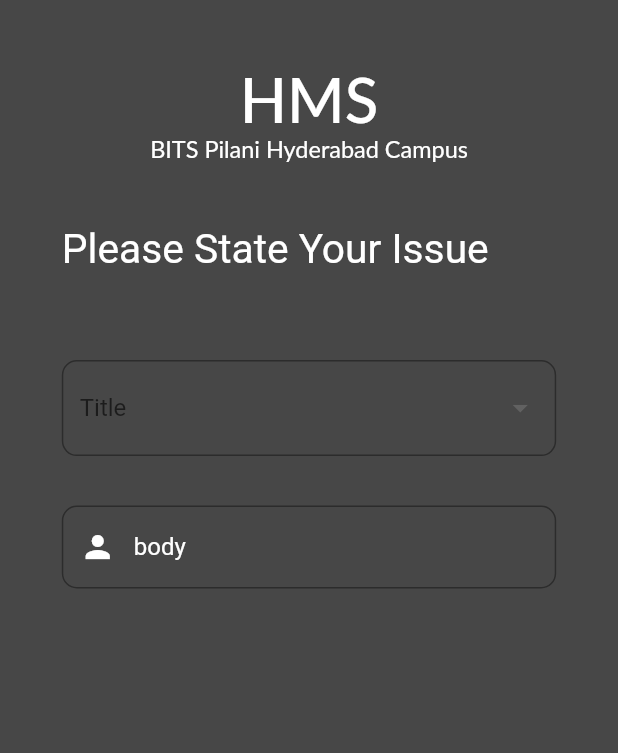
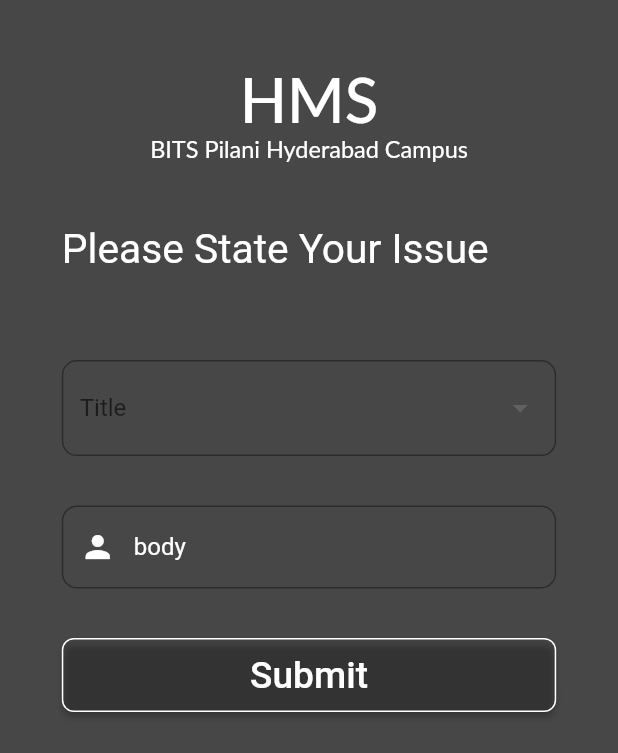
Before and after one commit to Ken2ky/HMS, a Flutter app: the Complaint screen opened directly, on a phone screen of 412 x 824 dp. Shown: the top 753 px of the screen. Run offline on Flutter 3.47's test engine with Material 2 defaults, Android fonts, the phone set to English and light mode, and no system bars; Roboto replaces fonts that are missing (Lato).

Commit message:
minor changes

```diff
--- a/lib/complaint.dart
+++ b/lib/complaint.dart
@@ -1,3 +1,4 @@
+import 'package:deadend/home.dart';
 import 'package:flutter/material.dart';
 
 class Complaint extends StatelessWidget {
@@ -10,7 +11,7 @@
     final h = size.height;
 
     final title = DropdownButtonFormField<String>(
-      items: <String>['Electric', 'Plumbing', 'Carpentry'].map((String value) {
+      items: <String>['Electric', 'Plumbing', 'Carpentry','Animal Issues'].map((String value) {
         return DropdownMenuItem<String>(
           value: value,
           child: Text(value),
@@ -50,6 +51,26 @@
         ),
       ),
     );
+    final submit=ElevatedButton(
+                onPressed: () {
+                  Navigator.push(context, MaterialPageRoute(builder: (context) =>const Home()));
+                },
+                style: ButtonStyle(
+                    backgroundColor:
+                        const MaterialStatePropertyAll(Colors.transparent),
+                    minimumSize:
+                        MaterialStatePropertyAll(Size(double.infinity, h*0.06)),
+                    side:const MaterialStatePropertyAll(BorderSide(color: Colors.white)),
+                    shape: MaterialStatePropertyAll(RoundedRectangleBorder(
+                      borderRadius: BorderRadius.circular(8),
+                    ))
+                    ),
+
+                child: Text(
+                  'Submit',
+                  style: TextStyle(color: Colors.white,fontSize: h*0.03),
+                  )
+                );
     return Scaffold(
         backgroundColor: const Color.fromRGBO(51, 51, 51, 0.9),
         body: SingleChildScrollView(
@@ -92,6 +113,10 @@
                 padding: EdgeInsets.fromLTRB(w * 0.1, h * 0.04, w * 0.1, 0),
                 child: body,
               ),
+              Padding(
+                padding: EdgeInsets.fromLTRB(w * 0.1, h * 0.04, w * 0.1, 0),
+                child: submit,
+              ),
             ],
           ),
         ));
--- a/lib/details.dart
+++ b/lib/details.dart
@@ -90,7 +90,7 @@
                     ),
 
                 child: Text(
-                  'Get Started',
+                  'Submit',
                   style: TextStyle(color: Colors.white,fontSize: h*0.03),
                   )
                 );
--- a/lib/home.dart
+++ b/lib/home.dart
@@ -10,7 +10,7 @@
 
 class _HomeState extends State<Home> {
 
-  final List<String> filters= const['All','Recent','Pending','Completed'];
+  final List<String> filters= const['Completed','All','Recent','Pending'];
   final List<Widget> issues=[];
   @override
   Widget build(BuildContext context) {
```
